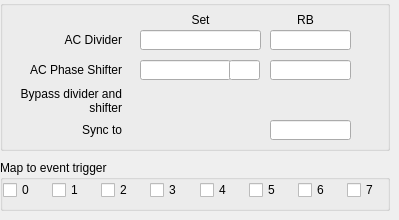
paulscherrerinstitute/mrfioc2, file evgMrmApp/opi/EVG/G_EVG_acTrig.ui: the form before one commit.
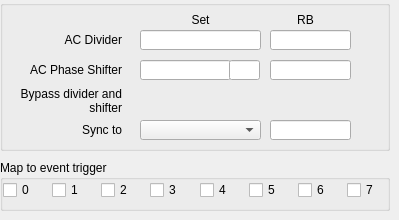
The form after the commit. Custom widgets are drawn as their Qt base class.

Patch:
```diff
--- a/evgMrmApp/opi/EVG/G_EVG_acTrig.ui
+++ b/evgMrmApp/opi/EVG/G_EVG_acTrig.ui
@@ -255,52 +255,6 @@
      <set>Qt::AlignRight|Qt::AlignTrailing|Qt::AlignVCenter</set>
     </property>
    </widget>
-   <widget class="caChoice" name="cachoice_2">
-    <property name="geometry">
-     <rect>
-      <x>140</x>
-      <y>120</y>
-      <width>121</width>
-      <height>20</height>
-     </rect>
-    </property>
-    <property name="toolTip">
-     <string>Reverses the output polarity. When set, changes the output from normally low to normally high.</string>
-    </property>
-    <property name="channel" stdset="0">
-     <string notr="true">$(SYS)-$(DEVICE):AcTrig-SyncSrc-Sel</string>
-    </property>
-    <property name="foreground">
-     <color>
-      <red>0</red>
-      <green>0</green>
-      <blue>0</blue>
-     </color>
-    </property>
-    <property name="background">
-     <color>
-      <red>212</red>
-      <green>219</green>
-      <blue>157</blue>
-     </color>
-    </property>
-    <property name="bordercolor">
-     <color>
-      <red>0</red>
-      <green>0</green>
-      <blue>0</blue>
-     </color>
-    </property>
-    <property name="colorMode">
-     <enum>caChoice::Static</enum>
-    </property>
-    <property name="stackingMode" stdset="0">
-     <enum>caChoice::Column</enum>
-    </property>
-    <property name="endBit">
-     <number>1</number>
-    </property>
-   </widget>
    <widget class="caLineEdit" name="calineedit_10">
     <property name="geometry">
      <rect>
@@ -378,6 +332,22 @@
      <enum>caLineEdit::Alarm_Default</enum>
     </property>
    </widget>
+   <widget class="caMenu" name="camenu">
+    <property name="geometry">
+     <rect>
+      <x>140</x>
+      <y>120</y>
+      <width>121</width>
+      <height>20</height>
+     </rect>
+    </property>
+    <property name="channel" stdset="0">
+     <string notr="true">$(SYS)-$(DEVICE):AcTrig-SyncSrc-Sel</string>
+    </property>
+    <property name="styleSheet" stdset="0">
+     <string notr="true"/>
+    </property>
+   </widget>
   </widget>
   <widget class="QGroupBox" name="groupBox_2">
    <property name="geometry">
@@ -522,6 +492,11 @@
   </widget>
  </widget>
  <customwidgets>
+  <customwidget>
+   <class>caMenu</class>
+   <extends>QComboBox</extends>
+   <header>caMenu</header>
+  </customwidget>
   <customwidget>
    <class>caChoice</class>
    <extends>QWidget</extends>
```
